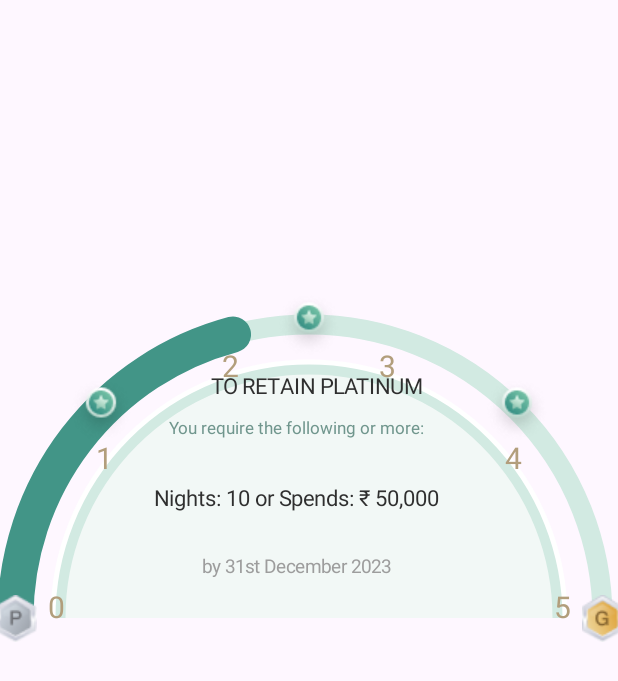
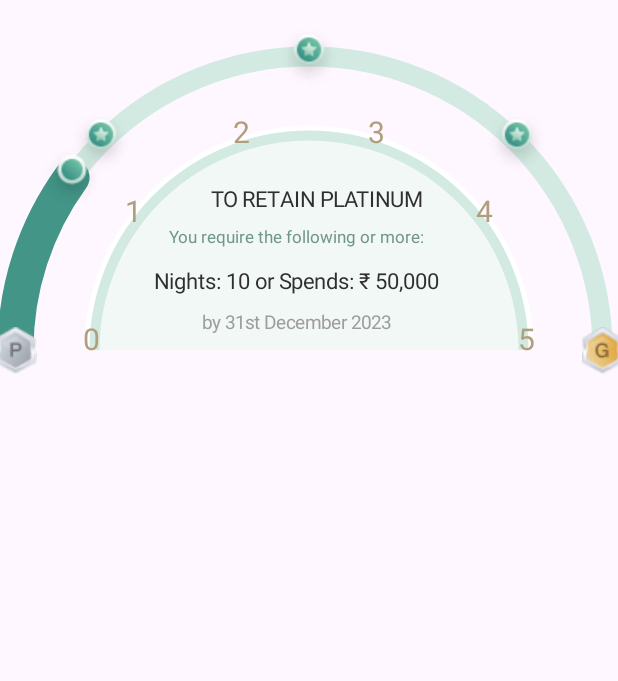
Before and after one commit to payelpaul121999/Canvasxml, an Android app: the screen it shows after launch (MainActivity), on a phone screen of 412 x 824 dp. Shown: the top 681 px of the screen. Run offline under Robolectric (Android 15) with nearby library versions, the light colour scheme and no system bars; Roboto replaces fonts that are not available here.

Commit message:
SemiCircle

```diff
--- a/app/src/main/java/com/pal/canvasxml/MainActivity.kt
+++ b/app/src/main/java/com/pal/canvasxml/MainActivity.kt
@@ -7,5 +7,8 @@ class MainActivity : AppCompatActivity() {
     override fun onCreate(savedInstanceState: Bundle?) {
         super.onCreate(savedInstanceState)
         setContentView(R.layout.activity_main)
+        findViewById<MemberShipSemiCircleProgress>(R.id.circle).apply {
+            setProgressCount(20)
+        }
     }
 }
--- a/app/src/main/java/com/pal/canvasxml/MemberShipSemiCircleProgress.kt
+++ b/app/src/main/java/com/pal/canvasxml/MemberShipSemiCircleProgress.kt
@@ -5,12 +5,10 @@ import android.graphics.Bitmap
 import android.graphics.BitmapFactory
 import android.graphics.Canvas
 import android.graphics.Color
-import android.graphics.DashPathEffect
 import android.graphics.LinearGradient
 import android.graphics.Paint
 import android.graphics.RectF
 import android.graphics.Shader
-import android.media.MediaDrm.LogMessage
 import android.util.AttributeSet
 import android.util.Log
 import android.view.MotionEvent
@@ -28,13 +26,24 @@ class MemberShipSemiCircleProgress@JvmOverloads constructor(
     // Keep track of the bounding rectangles of the bitmaps
     private val bitmapRects = mutableListOf<RectF>()
     private var clickedPointIndex: Int = -1
-    private val drawableResId = R.drawable.star_icon // Replace with your drawable resource ID
-    private val drawableResIdStart = R.drawable.ic_point_start_icon // Replace with your drawable resource ID
-    private val drawableResIdEnd = R.drawable.ic_point_g // Replace with your drawable resource ID
+
+    private var progressCount = 40
+    // Draw the text inside the arc
+    var textFirstItem = "TO RETAIN PLATINUM"
+    var textSecItem = "You require the following or more:"
+    var text3rdItem = "Nights: 10 or Spends: ₹ 50,000"
+    var text4thItem = "by 31st December 2023"
+    // Replace with your drawable resource ID
+    private val drawableResId = R.drawable.star_icon
+    private val drawableResIdStart = R.drawable.ic_point_start_icon
+    private val drawableResIdEnd = R.drawable.ic_point_g
+    private val drawableProgressMarker = R.drawable.ic_cir_dot_icon
+
 
     private var drawableBitmapStartPoint: Bitmap? = null
     private var drawableBitmapEndPoint: Bitmap? = null
     private var drawableBitmapMiddlePoint: Bitmap? = null
+    private var drawableBitmapProgress: Bitmap? = null
 
     private val arcPaint = Paint(Paint.ANTI_ALIAS_FLAG).apply {
         color = ContextCompat.getColor(context, R.color.arcColor)
@@ -71,7 +80,6 @@ class MemberShipSemiCircleProgress@JvmOverloads constructor(
     }
     val startAngle = -180f
     val sweepAngle = 180f
-    val dotRadius = 35f
     val angleStep = sweepAngle / 4
 
     init {
@@ -79,6 +87,7 @@ class MemberShipSemiCircleProgress@JvmOverloads constructor(
         drawableBitmapMiddlePoint = BitmapFactory.decodeResource(resources, drawableResId)
         drawableBitmapStartPoint = BitmapFactory.decodeResource(resources, drawableResIdStart)
         drawableBitmapEndPoint = BitmapFactory.decodeResource(resources, drawableResIdEnd)
+        drawableBitmapProgress = BitmapFactory.decodeResource(resources, drawableProgressMarker)
 
         // Add the bounding rectangles to the list during initialization
         for (i in 0..4) {
@@ -121,22 +130,30 @@ class MemberShipSemiCircleProgress@JvmOverloads constructor(
             shader = gradient
         }
     }
+    private val MARGIN_FORM_WIDTH = 10f
     private val centerX: Float
         get() = width / 2f
 
     private val centerY: Float
-        get() = height / 2f
+        get() = height / 2f + 50f
+
+    private val radiusA: Float
+        get() = (width / 2f)
+    private val valueSUBTRACT: Float
+        get() = (width * 0.08f)
 
     private val radius: Float
         get() = (width / 2f) - 10f.dpToPx()
 
+    //40f
     private val radiusForSmall: Float
-        get() = (width / 2f) - 40f.dpToPx()
-
+        get() = radius - (valueSUBTRACT + 30f).toInt()
+       // get() = radius - (valueSUBTRACT * 4f).toInt()
+   //37f
     private val radiusForSmallNumber: Float
-        get() = (width / 2f) - 37f.dpToPx()
+        get() =  radius- (valueSUBTRACT + 27f).toInt()
     private val radiusForDash: Float
-        get() = (width / 2f) - 28f.dpToPx()
+        get() = radius - (valueSUBTRACT + 18f).toInt()
 
     private val arcRect: RectF by lazy {
         RectF(centerX - radius, centerY - radius, centerX + radius, centerY + radius)
@@ -153,13 +170,10 @@ class MemberShipSemiCircleProgress@JvmOverloads constructor(
     override fun onDraw(canvas: Canvas) {
         super.onDraw(canvas)
 
-       /* val startAngle = -180f
-        val sweepAngle = 180f
-        val dotRadius = 35f
-        val angleStep = sweepAngle / 4*/
+       Log.d("JAPAN","${radiusA} $width ${valueSUBTRACT.toInt()} ${(valueSUBTRACT * 4f).toInt()} $radiusForSmall $radius")
 
         canvas.drawArc(arcRect, startAngle, sweepAngle, false, arcPaint)
-        canvas.drawArc(arcRect,startAngle,75f,false,arcPaintForProgress)
+        canvas.drawArc(arcRect,startAngle, angleValue(progressCount),false,arcPaintForProgress)
 
         // Calculate the bounding rectangle of the arc
         val left = centerX - radiusForSmall
@@ -170,6 +184,14 @@ class MemberShipSemiCircleProgress@JvmOverloads constructor(
         canvas.drawArc(left, top, right, bottom, startAngle, sweepAngle, false, arcPaintSolid)
         canvas.drawArc(left, top, right, bottom, startAngle, sweepAngle, true, arcPaintGradient)
         canvas.drawArc(arcRectSmall, startAngle, sweepAngle, false, arcPaintSmall)
+
+        /* draw dot on the arc */
+        drawableBitmapProgress?.let {
+            val angle = startAngle + angleValue(progressCount)
+            val x = centerX + radius * cos(Math.toRadians(angle.toDouble())).toFloat()
+            val y = centerY + radius * sin(Math.toRadians(angle.toDouble())).toFloat()
+            canvas.drawBitmap(it, x - it.width / 2f, y - it.height / 2f, null)
+        }
 
         // Draw the dot points on the arc
         for (i in 0..4) {
@@ -215,18 +237,16 @@ class MemberShipSemiCircleProgress@JvmOverloads constructor(
         canvas.drawArc(arcRectSmallForDash, startAngle, sweepAngle, false, dashedArcPaint)
 */
 
-        // Draw the text inside the arc
-        val textFirstItem = "TO RETAIN PLATINUM"
-        val textSecItem = "You require the following or more:"
-        val text3rdItem = "Nights: 10 or Spends: ₹ 50,000"
-        val text4thItem = "by 31st December 2023"
+
 
         // Calculate the center position of the arc
         val arcCenterX = centerX
-        val arcCenterYFirstItem = centerY - (radiusForSmall / 2) - 100f
-        val arcCenterY2ndItem = centerY - (radiusForSmall / 2) - 60f
-        val arcCenterY3rdItem = centerY - (radiusForSmall / 4) - 50f
-        val arcCenterY4thItem = centerY - (radiusForSmall / 10) - 20f
+        val arcCenterYFirstItem = centerY - (radiusForSmall / 1.5f)
+        val arcCenterY2ndItem = centerY - (radiusForSmall / 2)
+        val arcCenterY3rdItem = centerY - (radiusForSmall / 3.5f)
+        val arcCenterY4thItem = centerY - (radiusForSmall / 10)
+
+
 
         val textX = arcCenterX - (25f / 2)
 
@@ -287,10 +307,6 @@ class MemberShipSemiCircleProgress@JvmOverloads constructor(
                         val top = pointY - it.height / 2f
 
                         if (x >= left && x <= left + it.width && y >= top && y <= top + it.height) {
-                            // The touch event is inside the bounds of the current point
-                            // Handle the click event for this point
-                            // Do something here based on the clicked point (i)
-                            // For example: perform an action, show a toast, etc.
                             clickedPointIndex = i
                             invalidate()
                             Log.d("JAPAN","Click Perform once $clickedPointIndex")
@@ -305,4 +321,12 @@ class MemberShipSemiCircleProgress@JvmOverloads constructor(
         }
         return super.onTouchEvent(event)
     }
+
+    private fun angleValue(progressCount:Int): Float {
+        return (9 / 5.0f) * progressCount
+    }
+    fun setProgressCount(progressCount: Int){
+        this.progressCount = progressCount
+        invalidate()
+    }
 }
--- /dev/null
+++ b/app/src/main/res/drawable/baseline_add_circle_outline_24.xml
@@ -0,0 +1,5 @@
+<vector android:height="24dp" android:tint="#E30A0A"
+    android:viewportHeight="24" android:viewportWidth="24"
+    android:width="24dp" xmlns:android="http://schemas.android.com/apk/res/android">
+    <path android:fillColor="@android:color/white" android:pathData="M13,7h-2v4L7,11v2h4v4h2v-4h4v-2h-4L13,7zM12,2C6.48,2 2,6.48 2,12s4.48,10 10,10 10,-4.48 10,-10S17.52,2 12,2zM12,20c-4.41,0 -8,-3.59 -8,-8s3.59,-8 8,-8 8,3.59 8,8 -3.59,8 -8,8z"/>
+</vector>
--- a/app/src/main/res/layout/activity_main.xml
+++ b/app/src/main/res/layout/activity_main.xml
@@ -8,8 +8,9 @@
     tools:context=".MainActivity">
 
   <com.pal.canvasxml.MemberShipSemiCircleProgress
+      android:id="@+id/circle"
       android:layout_width="match_parent"
-      android:layout_height="match_parent"
+      android:layout_height="400dp"
       app:layout_constraintTop_toTopOf="parent"
       app:layout_constraintLeft_toLeftOf="parent"
       app:layout_constraintRight_toRightOf="parent"
```
Also changed, not shown: app/src/main/java/com/pal/canvasxml/ArcView.kt (added, +79 -0 lines), app/src/main/java/com/pal/canvasxml/SemicircleView.kt (+68 -90 lines), app/src/main/java/com/pal/canvasxml/TireProgressSemiCircleProgress.kt (added, +297 -0 lines), app/src/main/res/values/attrs.xml (added, +7 -0 lines), app/src/main/res/drawable/ic_cir_dot_icon.png (added).
